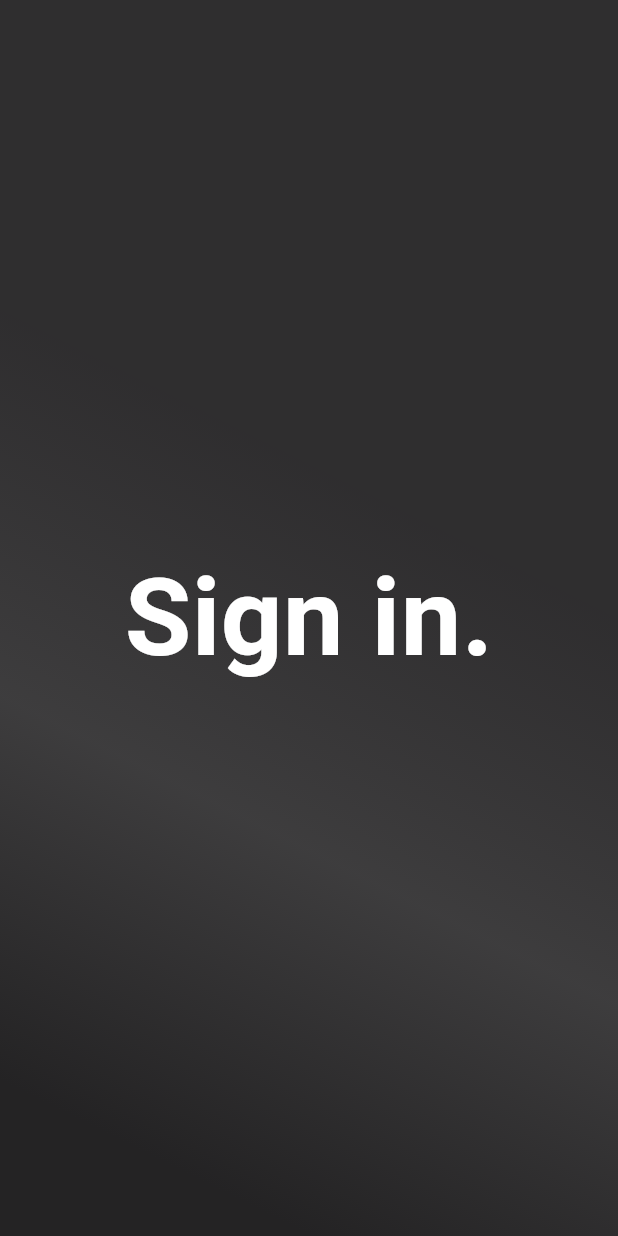
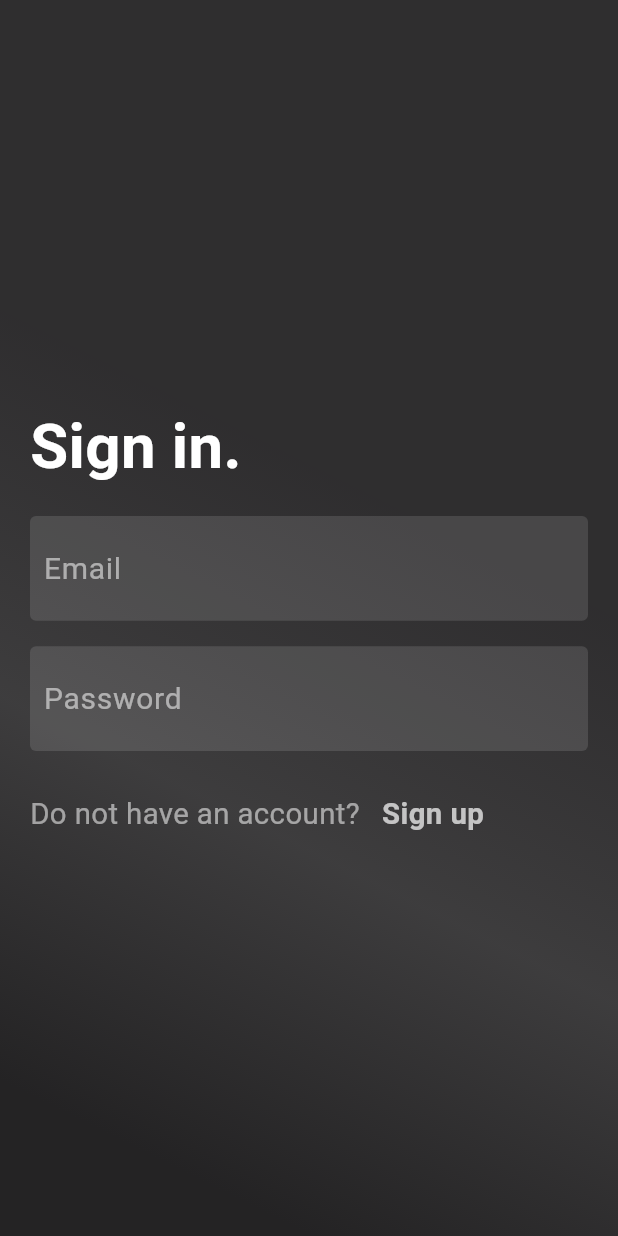
Before and after one commit to Abdusalom-mobile-developer/flutter_practice45_Firebase, a Flutter app: the screen it shows after launch, on a phone screen of 412 x 824 dp. Run offline on Flutter 3.47's test engine with Material 3 defaults, Android fonts, the light colour scheme and no system bars; our stand-ins replace logger.

Commit message:
Made an UI of Sign In Screen.

```diff
--- /dev/null
+++ b/lib/config/widgets.dart
@@ -0,0 +1,28 @@
+import 'package:flutter/material.dart';
+
+mixin CustomWidgets {
+  Widget textFieldCustom(
+      BuildContext context, String hint, TextEditingController controller) {
+    return Container(
+      margin: const EdgeInsets.only(top: 17),
+      padding: const EdgeInsets.only(left: 9),
+      alignment: Alignment.center,
+      height: MediaQuery.of(context).size.width / 5.9,
+      decoration: BoxDecoration(
+          color: Colors.white12, borderRadius: BorderRadius.circular(4)),
+      child: TextField(
+        controller: controller,
+        cursorColor: Colors.white38,
+        style: const TextStyle(
+            color: Colors.white54,
+            fontSize: 20,
+            decoration: TextDecoration.none,
+            decorationThickness: 0),
+        decoration: InputDecoration(
+            border: const UnderlineInputBorder(borderSide: BorderSide.none),
+            hintText: hint,
+            hintStyle: const TextStyle(color: Colors.white54, fontSize: 20)),
+      ),
+    );
+  }
+}
--- a/lib/screens/sign_in.dart
+++ b/lib/screens/sign_in.dart
@@ -1,31 +1,84 @@
 import 'package:flutter/material.dart';
+import 'package:flutter_practice45_firabase/config/widgets.dart';
 
-class SignInScreen extends StatelessWidget {
+class SignInScreen extends StatefulWidget {
   static const String id = "/sign_in_screen";
   const SignInScreen({
     super.key,
   });
 
   @override
+  State<SignInScreen> createState() => _SignInScreenState();
+}
+
+class _SignInScreenState extends State<SignInScreen> with CustomWidgets {
+  final TextEditingController _emailController = TextEditingController();
+  final TextEditingController _passwordController = TextEditingController();
+  @override
   Widget build(BuildContext context) {
     return Scaffold(
       body: Container(
+          width: double.infinity,
+          padding: const EdgeInsets.symmetric(horizontal: 20),
           decoration: BoxDecoration(
               gradient: LinearGradient(begin: Alignment.bottomCenter, colors: [
             Colors.black.withOpacity(0.86),
             Colors.grey[900]!.withOpacity(0.87),
             Colors.black.withOpacity(0.817),
           ])),
-        child: Center(
-          child: Text(
+          child: Column(
+            mainAxisAlignment: MainAxisAlignment.center,
+            crossAxisAlignment: CrossAxisAlignment.start,
+            children: [
+              Text(
                 "Sign in.",
                 style: TextStyle(
                     color: Colors.white,
-                      fontSize: MediaQuery.of(context).size.width / 5.7,
+                    fontSize: MediaQuery.of(context).size.width / 10,
                     fontWeight: FontWeight.bold),
+              ),
+              textFieldCustom(context, "Email", _emailController),
+              textFieldCustom(context, "Password", _passwordController),
+              SizedBox(
+                height: MediaQuery.of(context).size.width / 15,
+              ),
+              Row(
+                children: [
+                  Text(
+                    "Do not have an account?",
+                    style: TextStyle(
+                      color: Colors.white54,
+                      fontSize: MediaQuery.of(context).size.width / 21,
+                    ),
+                  ),
+                  SizedBox(
+                    width: MediaQuery.of(context).size.width / 28,
+                  ),
+                  GestureDetector(
+                    onTap: () {},
+                    child: Text(
+                      "Sign up",
+                      style: TextStyle(
+                        color: Colors.white70,
+                        fontWeight: FontWeight.bold,
+                        fontSize: MediaQuery.of(context).size.width / 21,
                       ),
                     ),
                   ),
+                ],
+              )
+            ],
+          )),
     );
   }
 }
+
+// Center(
+//           child: Text(
+//                   "Sign in.",
+//                   style: TextStyle(
+//                       color: Colors.white,
+//                       fontSize: MediaQuery.of(context).size.width / 5.7,
+//                       fontWeight: FontWeight.bold),
+//                 ),
+//         ),
```
Lines whose indentation alone changed are shown as unchanged.
